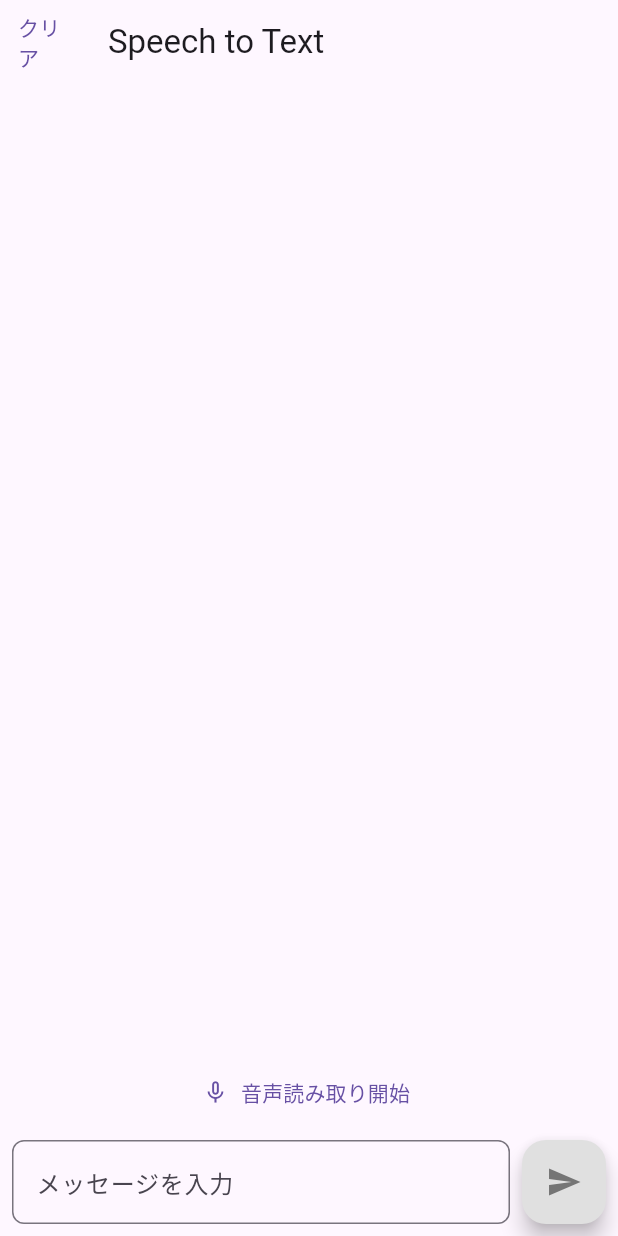
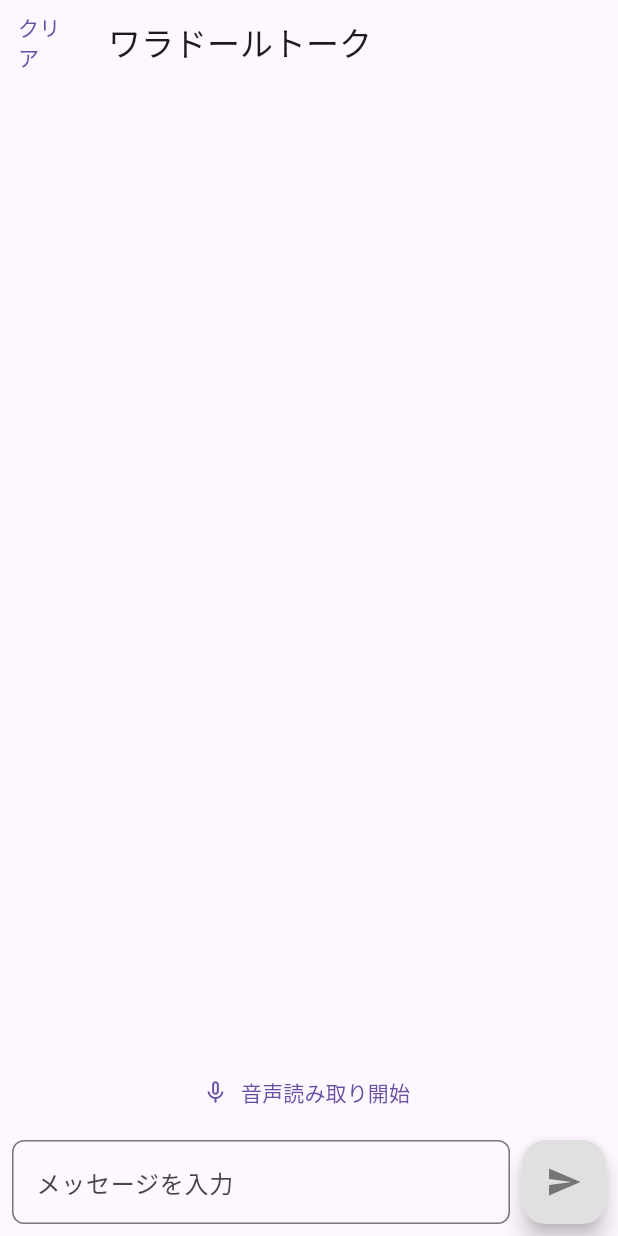
Before and after one commit to hitotori365/2025-zenn-hackathon, a Flutter app: the screen it shows after launch, on a phone screen of 412 x 824 dp. Run offline on Flutter 3.47's test engine with Material 3 defaults, Android fonts, the phone set to English and light mode, and no system bars; our stand-ins replace flutter_dotenv, flutter_riverpod, just_audio, speech_to_text; missing offline and left inert: dart:html.

Commit message:
タイトルを変更

```diff
--- a/frontend/lib/views/speech_screen.dart
+++ b/frontend/lib/views/speech_screen.dart
@@ -34,7 +34,7 @@ class _SpeechToTextScreenState extends ConsumerState<SpeechToTextScreen> {
 
     return Scaffold(
       appBar: AppBar(
-        title: const Text('Speech to Text'),
+        title: const Text('ワラドールトーク'),
         leading: TextButton(
           onPressed: speechNotifier.clearLists,
           child: const Text("クリア"),
```
